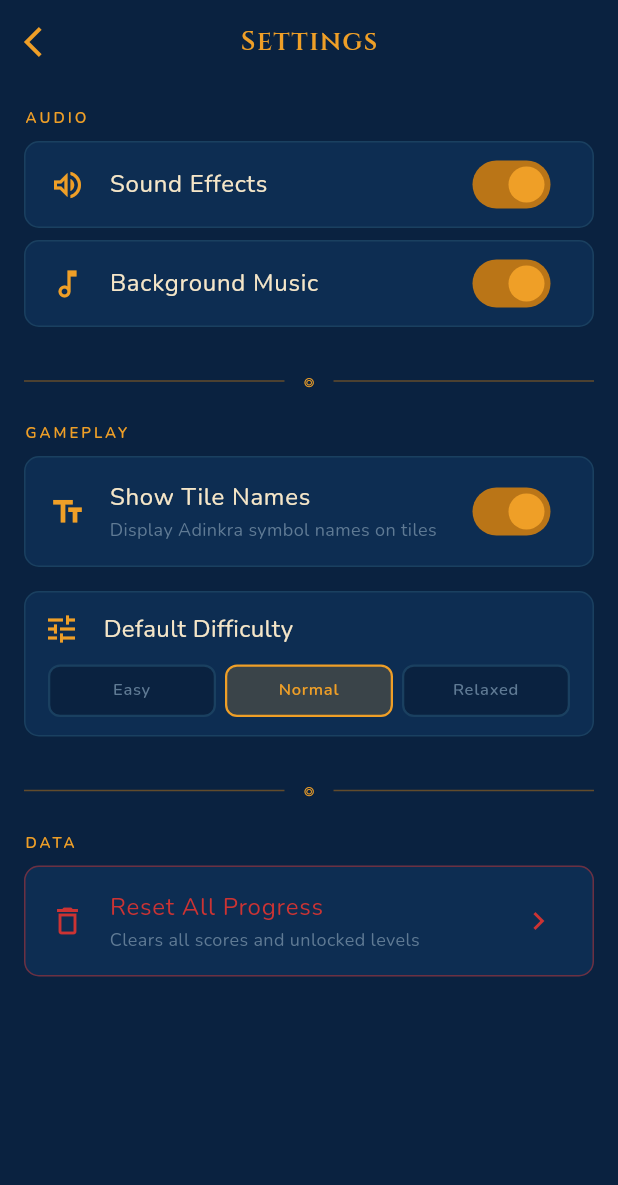
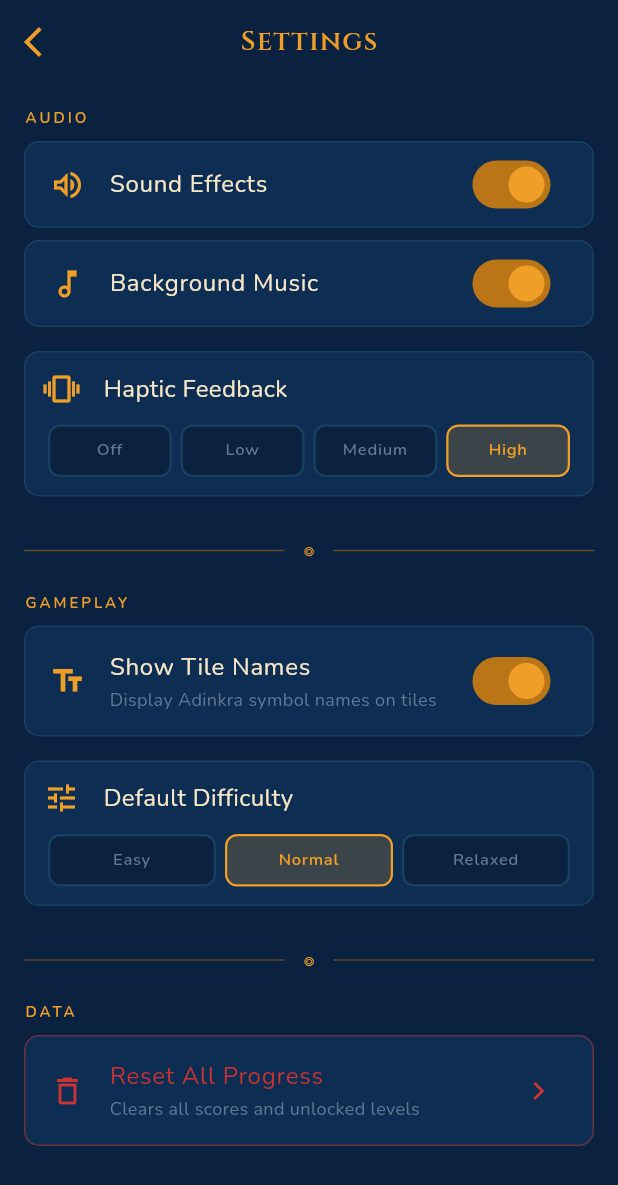
Before and after one commit to edwinidan/Sankofa-Tiles-, a Flutter app: the SettingsScreen screen opened by its route, on a phone screen of 412 x 824 dp. Shown: the top 1185 px of the screen. Run offline on Flutter 3.47's test engine with Material 3 defaults, Android fonts, the phone set to English and light mode, and no system bars; our stand-ins replace audioplayers, flutter_animate, flutter_riverpod, flutter_svg, go_router, google_fonts and 1 more; accounts and stored records are empty.

Commit message:
haptic sequences

```diff
--- /dev/null
+++ b/lib/core/utils/haptic_service.dart
@@ -0,0 +1,53 @@
+import 'package:flutter/services.dart';
+
+enum HapticIntensity { off, low, medium, high }
+
+/// All haptic calls go through here so the user's intensity setting
+/// is always respected throughout the game.
+class HapticService {
+  // Light snap — tile selection confirm
+  static void selectionClick(HapticIntensity intensity) {
+    if (intensity == HapticIntensity.off) return;
+    HapticFeedback.selectionClick();
+  }
+
+  // Mid-weight press — tile tap-down
+  static void tilePress(HapticIntensity intensity) {
+    switch (intensity) {
+      case HapticIntensity.off:
+        break;
+      case HapticIntensity.low:
+        HapticFeedback.selectionClick();
+        break;
+      case HapticIntensity.medium:
+      case HapticIntensity.high:
+        HapticFeedback.mediumImpact();
+        break;
+    }
+  }
+
+  // Single heavy impact — match slam, denied hit
+  static void heavyImpact(HapticIntensity intensity) {
+    switch (intensity) {
+      case HapticIntensity.off:
+        break;
+      case HapticIntensity.low:
+        HapticFeedback.lightImpact();
+        break;
+      case HapticIntensity.medium:
+        HapticFeedback.mediumImpact();
+        break;
+      case HapticIntensity.high:
+        HapticFeedback.heavyImpact();
+        break;
+    }
+  }
+
+  // Timed sequence — combo bursts, win/lost
+  static void sequence(HapticIntensity intensity, List<int> delaysMs) {
+    if (intensity == HapticIntensity.off) return;
+    for (final ms in delaysMs) {
+      Future.delayed(Duration(milliseconds: ms), () => heavyImpact(intensity));
+    }
+  }
+}
--- a/lib/core/utils/storage_service.dart
+++ b/lib/core/utils/storage_service.dart
@@ -1,6 +1,7 @@
 import 'package:shared_preferences/shared_preferences.dart';
 import '../../models/game_state.dart';
 import '../../models/level_model.dart';
+import 'haptic_service.dart';
 
 class StorageService {
   static const _prefixBestScore = 'best_score_';
@@ -10,6 +11,7 @@ class StorageService {
   static const _keyMusicEnabled = 'music_enabled';
   static const _keyOnboardingComplete = 'onboarding_complete';
   static const _keyShowTileNames = 'show_tile_names';
+  static const _keyHapticIntensity = 'haptic_intensity';
 
   late SharedPreferences _prefs;
 
@@ -82,6 +84,18 @@ class StorageService {
   Future<void> setShowTileNames(bool val) async =>
       _prefs.setBool(_keyShowTileNames, val);
 
+  // Haptic intensity
+  HapticIntensity getHapticIntensity() {
+    final val = _prefs.getString(_keyHapticIntensity);
+    return HapticIntensity.values.firstWhere(
+      (h) => h.name == val,
+      orElse: () => HapticIntensity.high,
+    );
+  }
+
+  Future<void> setHapticIntensity(HapticIntensity intensity) async =>
+      _prefs.setString(_keyHapticIntensity, intensity.name);
+
   // Reset
   Future<void> resetAllProgress() async {
     final keys = _prefs.getKeys()
--- a/lib/screens/settings/settings_screen.dart
+++ b/lib/screens/settings/settings_screen.dart
@@ -3,6 +3,7 @@ import 'package:flutter_riverpod/flutter_riverpod.dart';
 import 'package:go_router/go_router.dart';
 import '../../core/theme/app_colors.dart';
 import '../../core/theme/app_text_styles.dart';
+import '../../core/utils/haptic_service.dart';
 import '../../models/game_state.dart';
 import '../../providers/settings_provider.dart';
 import '../../widgets/adinkra_divider.dart';
@@ -39,6 +40,12 @@ class SettingsScreen extends ConsumerWidget {
             label: 'Background Music',
             value: settings.musicEnabled,
             onChanged: notifier.setMusicEnabled,
+          ),
+
+          const SizedBox(height: 8),
+          _HapticTile(
+            selected: settings.hapticIntensity,
+            onChanged: notifier.setHapticIntensity,
           ),
 
           const SizedBox(height: 16),
@@ -242,6 +249,82 @@ class _DifficultyTile extends StatelessWidget {
   }
 }
 
+class _HapticTile extends StatelessWidget {
+  final HapticIntensity selected;
+  final Future<void> Function(HapticIntensity) onChanged;
+
+  const _HapticTile({required this.selected, required this.onChanged});
+
+  static const _labels = {
+    HapticIntensity.off: 'Off',
+    HapticIntensity.low: 'Low',
+    HapticIntensity.medium: 'Medium',
+    HapticIntensity.high: 'High',
+  };
+
+  @override
+  Widget build(BuildContext context) {
+    return Container(
+      margin: const EdgeInsets.only(bottom: 8),
+      decoration: BoxDecoration(
+        color: AppColors.navyMid,
+        borderRadius: BorderRadius.circular(10),
+        border: Border.all(color: AppColors.navyLight, width: 1),
+      ),
+      padding: const EdgeInsets.all(12),
+      child: Column(
+        crossAxisAlignment: CrossAxisAlignment.start,
+        children: [
+          Row(
+            children: [
+              const Icon(Icons.vibration, color: AppColors.kenteGold),
+              const SizedBox(width: 16),
+              Text('Haptic Feedback', style: AppTextStyles.bodyLarge),
+            ],
+          ),
+          const SizedBox(height: 12),
+          Row(
+            children: HapticIntensity.values.map((level) {
+              final isSelected = selected == level;
+              return Expanded(
+                child: GestureDetector(
+                  onTap: () => onChanged(level),
+                  child: Container(
+                    margin: const EdgeInsets.symmetric(horizontal: 3),
+                    padding: const EdgeInsets.symmetric(vertical: 8),
+                    decoration: BoxDecoration(
+                      color: isSelected
+                          ? AppColors.kenteGold.withValues(alpha: 0.2)
+                          : AppColors.navyDeep,
+                      borderRadius: BorderRadius.circular(8),
+                      border: Border.all(
+                        color: isSelected
+                            ? AppColors.kenteGold
+                            : AppColors.navyLight,
+                        width: 1.5,
+                      ),
+                    ),
+                    child: Text(
+                      _labels[level]!,
+                      style: AppTextStyles.labelSmall.copyWith(
+                        color: isSelected
+                            ? AppColors.kenteGold
+                            : AppColors.textMuted,
+                        fontSize: 11,
+                      ),
+                      textAlign: TextAlign.center,
+                    ),
+                  ),
+                ),
+              );
+            }).toList(),
+          ),
+        ],
+      ),
+    );
+  }
+}
+
 class _ResetTile extends StatelessWidget {
   final VoidCallback onReset;
   const _ResetTile({required this.onReset});
```
Also changed, not shown: lib/providers/game_provider.dart (+12 -7 lines), lib/providers/settings_provider.dart (+11 -0 lines), lib/screens/game/game_screen.dart (+33 -2 lines), lib/screens/game/widgets/tile_widget.dart (+6 -2 lines), 2 other files.
